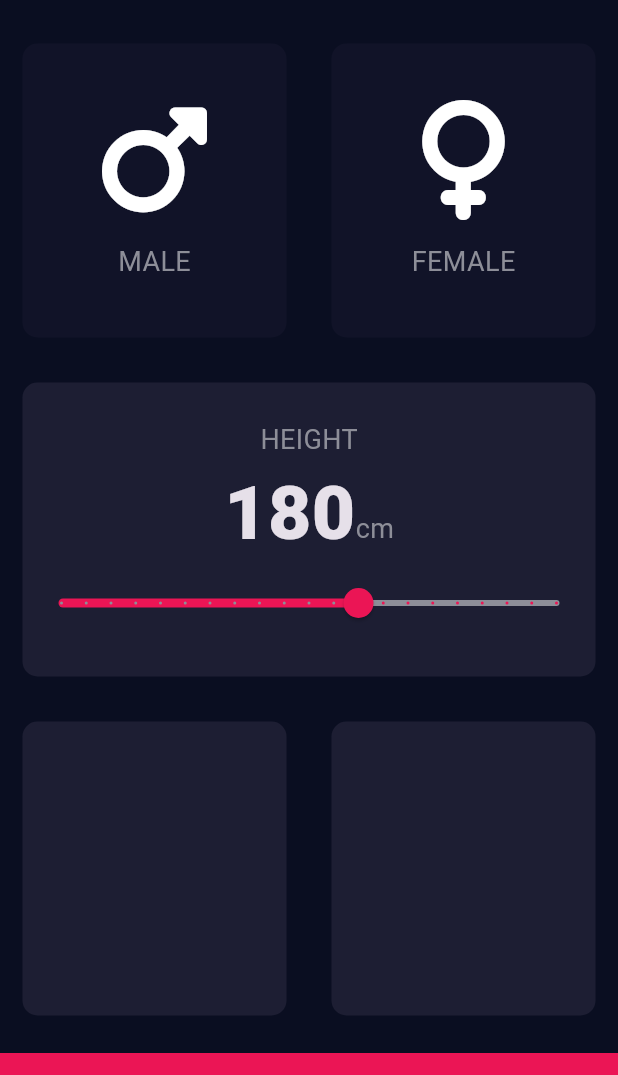
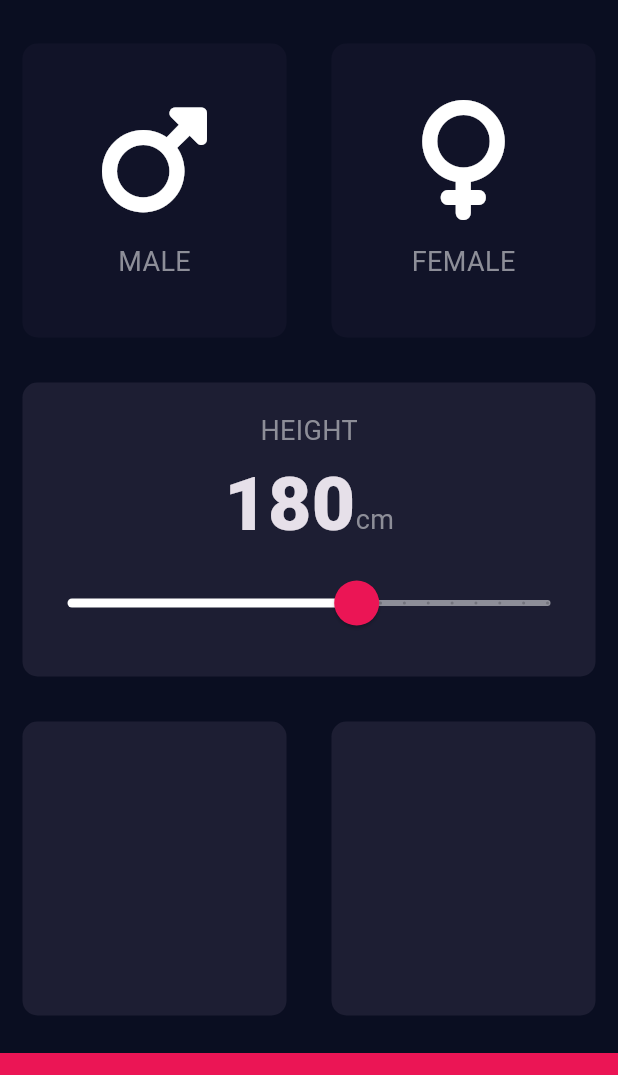
Before and after one commit to mukwambo/bmi_calc, a Flutter app: the screen it shows after launch, on a phone screen of 412 x 824 dp, the part 63-1138 px from its top. Run offline on Flutter 3.47's test engine with Material 3 defaults, Android fonts, the phone set to English and light mode, and no system bars; our stand-ins replace font_awesome_flutter.

Commit message:
Modified the slider widget theme

```diff
--- a/lib/constants.dart
+++ b/lib/constants.dart
@@ -26,6 +26,7 @@ const kDivisions = 20;
 
 // Slider active and inactive colors
 const kSliderActiveColor =
-    Color(0xFFEB1555); // The color between the thumb and the kMinimum
+    Color(0xFFFFFFFF); // The color between the thumb and the kMinimum
 const kSliderInactiveColor =
     Color(0xFF8D8E98); // The color between the thumb and the kMaximum
+const kThumbOverlayColor = Color(0x29EB1555);
--- a/lib/input_page.dart
+++ b/lib/input_page.dart
@@ -93,12 +93,22 @@ class _InputPageState extends State<InputPage> {
                       ),
                     ],
                   ),
-                  Slider(
+                  SliderTheme(
+                    data: SliderTheme.of(context).copyWith(
+                      activeTrackColor: kSliderActiveColor,
+                      inactiveTrackColor: kSliderInactiveColor,
+                      thumbColor: kBottomContainerColor,
+                      overlayColor: kThumbOverlayColor,
+                      thumbShape: const RoundSliderThumbShape(
+                        enabledThumbRadius: 15.0,
+                      ),
+                      overlayShape:
+                          const RoundSliderOverlayShape(overlayRadius: 30.0),
+                    ),
+                    child: Slider(
                       value: _height.toDouble(),
                       min: kMinimum,
                       max: kMaximum,
-                    activeColor: kSliderActiveColor,
-                    inactiveColor: kSliderInactiveColor,
                       divisions: kDivisions,
                       onChanged: (double newValue) {
                         setState(() {
@@ -109,13 +119,15 @@ class _InputPageState extends State<InputPage> {
                           _height = newValue.round();
                         });
                       },
+                    ),
                   )
                 ],
               ),
             ),
           ),
           const Expanded(
-            child: Row(children: [
+            child: Row(
+              children: [
                 Expanded(
                   child: ReusableCard(
                     cardColor: kTheCardColor,
@@ -126,7 +138,8 @@ class _InputPageState extends State<InputPage> {
                     cardColor: kTheCardColor,
                   ),
                 ),
-            ]),
+              ],
+            ),
           ),
           Container(
             color: kBottomContainerColor,
```
Lines whose indentation alone changed are shown as unchanged.
